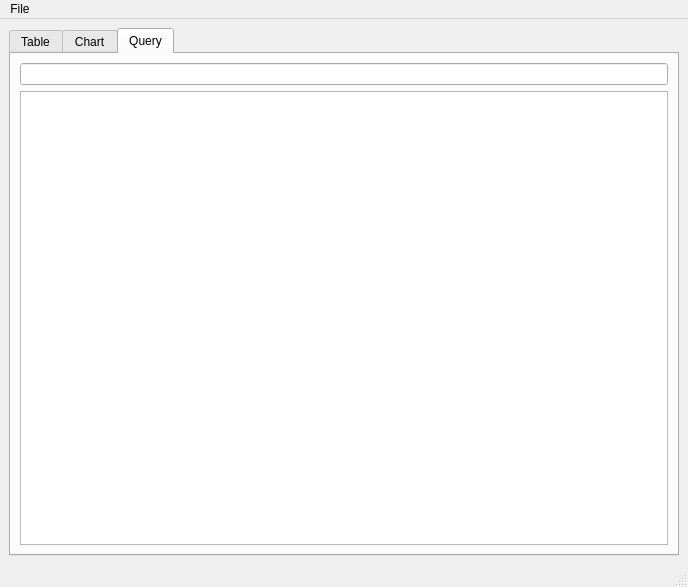
This is mainwindow.ui in bencoepp/qt-beginner as Qt 5 draws it before an edit. The edited form follows.
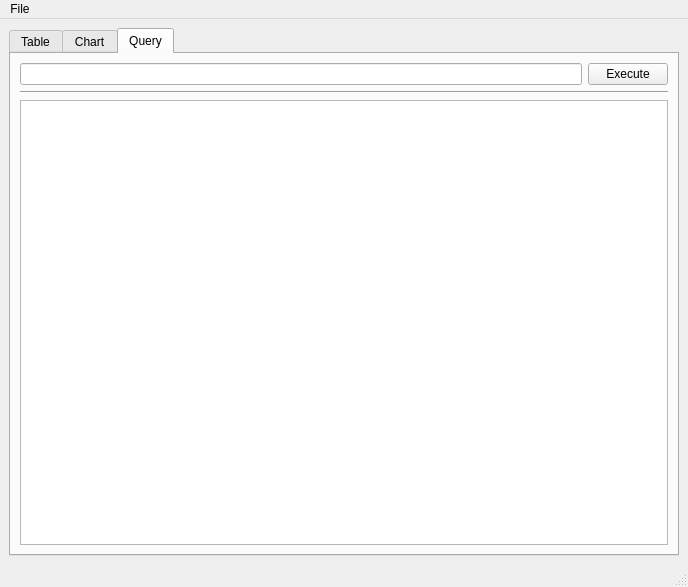
This is the edited form. The open tabs and pages were chosen to show the change.

Commit message: added query commands and elements

```diff
--- a/mainwindow.ui
+++ b/mainwindow.ui
@@ -68,10 +68,28 @@
        </attribute>
        <layout class="QVBoxLayout" name="verticalLayout_3">
         <item>
-         <widget class="QLineEdit" name="lineEdit"/>
+         <layout class="QHBoxLayout" name="queryhlayout">
+          <item>
+           <widget class="QLineEdit" name="lineEdit"/>
+          </item>
+          <item>
+           <widget class="QPushButton" name="pushButton">
+            <property name="text">
+             <string>Execute</string>
+            </property>
+           </widget>
+          </item>
+         </layout>
         </item>
         <item>
-         <widget class="QListView" name="listView"/>
+         <widget class="Line" name="line2">
+          <property name="orientation">
+           <enum>Qt::Orientation::Horizontal</enum>
+          </property>
+         </widget>
+        </item>
+        <item>
+         <widget class="QTableView" name="queryTable"/>
         </item>
        </layout>
       </widget>
```
Left out of the diff: 2 changed lines with no effect on the pictures. The commit also changes 9 other files.
